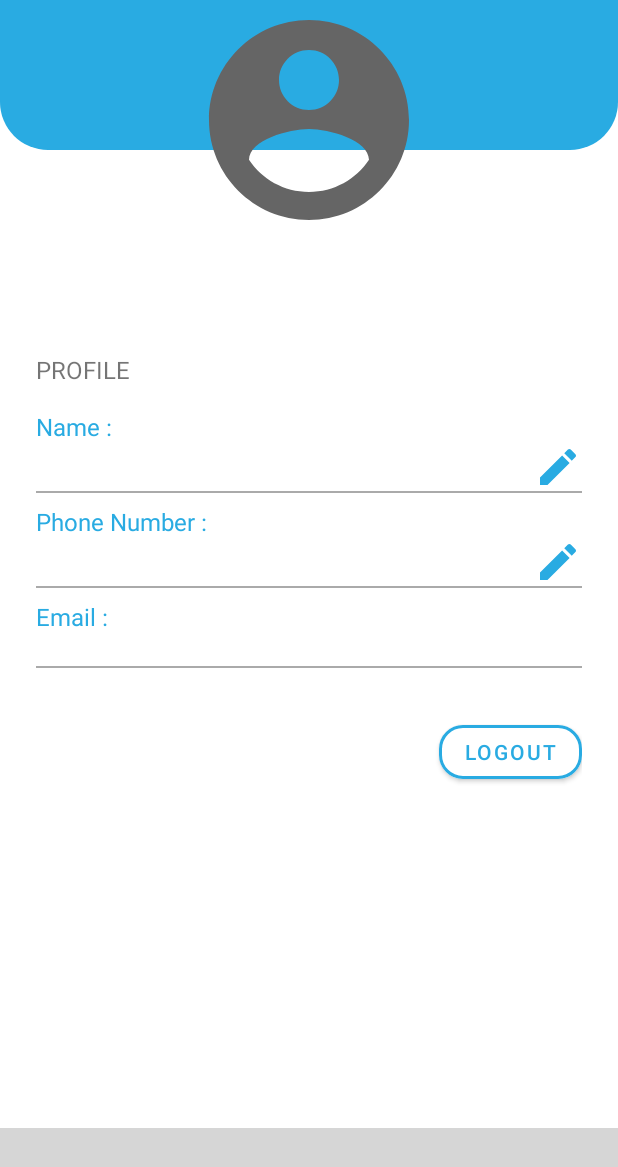
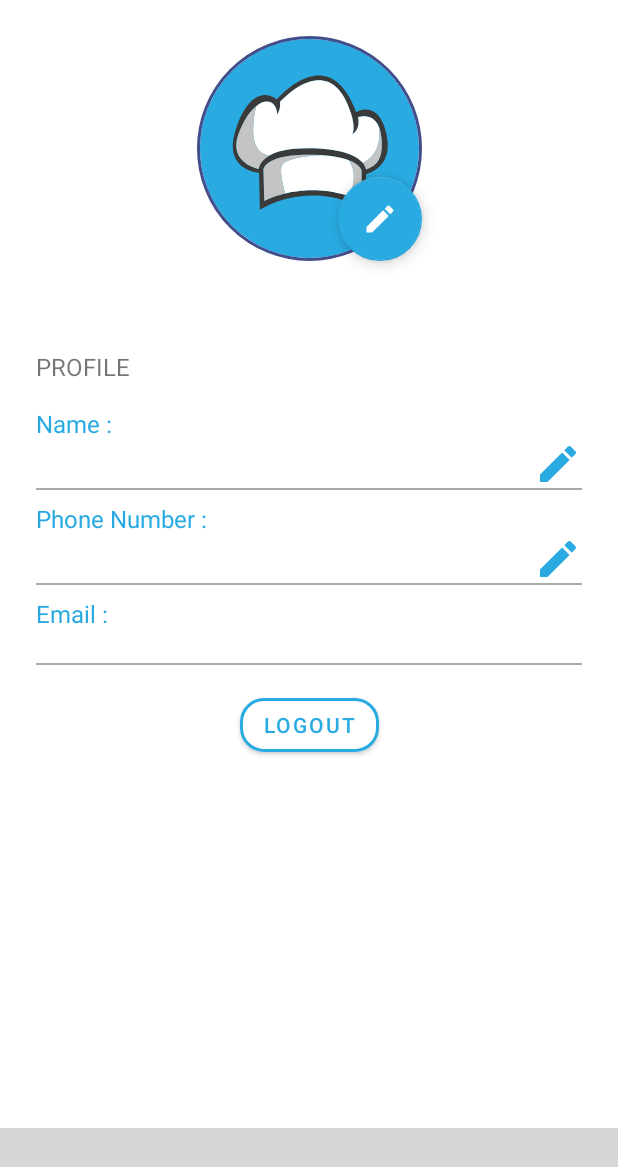
Before and after one commit to vinri/OnCanteen, an Android app: the profile screen opened directly, with no data from a screen before it, on a phone screen of 412 x 824 dp. Shown: the top 1167 px of the screen. Run offline under Robolectric (Android 15) with nearby library versions, the phone set to English and light mode, and no system bars; our stand-ins replace CircleImageView, Firebase (no records; nobody signed in at launch, a user with empty details on screens opened directly); libraries missing offline, so code that uses them is left out: com.ismaeldivita.chipnavigation; plain views replace ChipNavigationBar; 3 statements that could not run were skipped; grey boxes are pictures that could not be loaded.

Commit message:
update profile

```diff
--- a/app/build.gradle
+++ b/app/build.gradle
@@ -47,4 +47,6 @@ dependencies {
     implementation 'com.firebaseui:firebase-ui-auth:7.1.1'
     implementation "org.jetbrains.kotlin:kotlin-stdlib-jdk7:1.3.70"
     implementation 'com.ismaeldivita.chipnavigation:chip-navigation-bar:1.2.0'
+    implementation 'com.theartofdev.edmodo:android-image-cropper:2.4.+'
+    implementation 'de.hdodenhof:circleimageview:3.1.0'
 }
--- a/app/src/main/AndroidManifest.xml
+++ b/app/src/main/AndroidManifest.xml
@@ -32,6 +32,8 @@
             </intent-filter>
         </activity>
     </application>
+    <uses-permission android:name="android.permission.READ_EXTERNAL_STORAGE" />
+    <uses-permission android:name="android.permission.WRITE_EXTERNAL_STORAGE" />
 
     <uses-permission android:name="android.permission.INTERNET" />
 
--- a/app/src/main/java/com/example/campuscanteen/profile.java
+++ b/app/src/main/java/com/example/campuscanteen/profile.java
@@ -4,6 +4,7 @@ import androidx.annotation.NonNull;
 import androidx.annotation.Nullable;
 import androidx.appcompat.app.AlertDialog;
 import androidx.appcompat.app.AppCompatActivity;
+import de.hdodenhof.circleimageview.CircleImageView;
 
 import android.app.Activity;
 import android.content.DialogInterface;
@@ -20,6 +21,7 @@ import android.widget.Toast;
 import com.google.android.gms.auth.api.signin.internal.Storage;
 import com.google.android.gms.tasks.OnFailureListener;
 import com.google.android.gms.tasks.OnSuccessListener;
+import com.google.android.material.floatingactionbutton.FloatingActionButton;
 import com.google.firebase.auth.FirebaseAuth;
 import com.google.firebase.firestore.DocumentReference;
 import com.google.firebase.firestore.DocumentSnapshot;
@@ -28,6 +30,7 @@ import com.google.firebase.firestore.FirebaseFirestore;
 import com.google.firebase.firestore.FirebaseFirestoreException;
 import com.google.firebase.storage.FirebaseStorage;
 import com.google.firebase.storage.StorageReference;
+import com.google.firebase.storage.StorageTask;
 import com.google.firebase.storage.UploadTask;
 import com.ismaeldivita.chipnavigation.ChipNavigationBar;
 
@@ -35,13 +38,16 @@ public class profile extends AppCompatActivity {
     TextView username,fullname,email,phone;
     ImageView profileImage;
     Button logout;
-    String userId;
+    private FloatingActionButton editImageBtn;
+    String userId, MyUri="";
+    CircleImageView circleImageView;
 
     ChipNavigationBar navigationBar;
 
     FirebaseAuth firebaseAuth;
     FirebaseFirestore fstore;
     StorageReference storageReference;
+    private StorageTask uploadTask;
 
     @Override
     protected void onCreate(Bundle savedInstanceState) {
@@ -53,12 +59,13 @@ public class profile extends AppCompatActivity {
         email = findViewById(R.id.profileEmail);
         phone = findViewById(R.id.profilePhone);
         logout = findViewById(R.id.logout);
-        profileImage = findViewById(R.id.imgUser);
+        profileImage = findViewById(R.id.profilePic);
         navigationBar = findViewById(R.id.navBar);
+        editImageBtn = findViewById(R.id.changeImage);
 
         firebaseAuth= FirebaseAuth.getInstance();
         fstore = FirebaseFirestore.getInstance();
-        storageReference = FirebaseStorage.getInstance().getReference();
+        storageReference = FirebaseStorage.getInstance().getReference().child("user/"+userId);
 
         userId = firebaseAuth.getCurrentUser().getUid();
         if (savedInstanceState==null){
@@ -98,11 +105,10 @@ public class profile extends AppCompatActivity {
 
         });
 
-        profileImage.setOnClickListener(new View.OnClickListener() {
+        editImageBtn.setOnClickListener(new View.OnClickListener() {
             @Override
             public void onClick(View v) {
-                Intent openGalleryIntent =  new Intent(Intent.ACTION_PICK, MediaStore.Images.Media.EXTERNAL_CONTENT_URI);
-                startActivityForResult(openGalleryIntent, 1000);
+
             }
         });
 
--- a/app/src/main/res/layout/activity_profile.xml
+++ b/app/src/main/res/layout/activity_profile.xml
@@ -1,41 +1,48 @@
 <?xml version="1.0" encoding="utf-8"?>
-<RelativeLayout
+<androidx.constraintlayout.widget.ConstraintLayout
     xmlns:android="http://schemas.android.com/apk/res/android"
     xmlns:app="http://schemas.android.com/apk/res-auto"
     xmlns:tools="http://schemas.android.com/tools"
     android:layout_width="match_parent"
     android:layout_height="match_parent"
     tools:context=".profile">
-    <LinearLayout
-        android:layout_width="match_parent"
-        android:layout_height="100dp"
-        android:orientation="horizontal"
-        android:background="@drawable/bg_rounded"
-        android:backgroundTint="@color/colorAccent"/>
-    <LinearLayout
-        android:id="@+id/topProfile"
-        android:layout_width="match_parent"
+
+    <de.hdodenhof.circleimageview.CircleImageView
+        android:id="@+id/profilePic"
+        android:layout_width="150dp"
+        android:layout_height="150dp"
+        android:layout_centerHorizontal="true"
+        android:layout_marginTop="24dp"
+        android:src="@drawable/ic_grouplogo"
+        app:civ_border_color="@color/background_dark"
+        app:civ_border_width="2dp"
+        app:layout_constraintEnd_toEndOf="parent"
+        app:layout_constraintStart_toStartOf="parent"
+        app:layout_constraintTop_toTopOf="parent" />
+
+    <com.google.android.material.floatingactionbutton.FloatingActionButton
+        android:id="@+id/changeImage"
+        android:layout_width="wrap_content"
         android:layout_height="wrap_content"
-        android:orientation="vertical"
-        android:gravity="center"
-        android:layout_marginBottom="32dp">
+        app:layout_constraintBottom_toTopOf="@+id/profileUsername"
+        app:layout_constraintEnd_toEndOf="@+id/profilePic"
+        android:src="@drawable/ic_baseline_edit"
+        app:tint="@color/white"
+        app:backgroundTint="@color/colorAccent"
+        />
 
-        <ImageView
-            android:layout_width="160dp"
-            android:layout_height="160dp"
-            android:src="@drawable/circle_user"
-            android:id="@+id/imgUser"
-            app:tint="@color/grey" />
+
 
         <TextView
+            android:id="@+id/profileUsername"
             android:layout_width="wrap_content"
             android:layout_height="wrap_content"
             android:text="User Name"
+            android:textColor="@color/grey"
             android:textSize="32sp"
-            android:id="@+id/profileUsername"
-            android:textColor="@color/grey"
-            />
-    </LinearLayout>
+            app:layout_constraintEnd_toEndOf="parent"
+            app:layout_constraintStart_toStartOf="parent"
+            app:layout_constraintTop_toBottomOf="@+id/profilePic"/>
 
     <LinearLayout
         android:layout_width="match_parent"
@@ -44,8 +51,11 @@
         android:orientation="vertical"
         android:layout_marginLeft="24dp"
         android:layout_marginRight="24dp"
-        android:layout_below="@+id/topProfile"
+        android:layout_marginTop="16dp"
         android:id="@+id/middleProfile"
+        app:layout_constraintEnd_toEndOf="parent"
+        app:layout_constraintStart_toStartOf="parent"
+        app:layout_constraintTop_toBottomOf="@+id/profileUsername"
         >
 
 
@@ -142,17 +152,8 @@
 
     </LinearLayout>
 
-    <RelativeLayout
-        android:layout_width="match_parent"
-        android:layout_height="wrap_content"
-        android:layout_below="@id/middleProfile"
-        android:layout_marginLeft="24dp"
-        android:layout_marginRight="24dp"
-
-        android:layout_marginTop="32dp">
-
         <com.google.android.material.button.MaterialButton
-            android:layout_width="95dp"
+            android:layout_width="wrap_content"
             android:layout_height="wrap_content"
             android:text="logout"
             android:backgroundTint="@color/white"
@@ -161,11 +162,11 @@
             app:strokeWidth="2dp"
             android:textColor="@color/colorAccent"
             android:id="@+id/logout"
-            android:layout_alignParentRight="true"
+            app:layout_constraintEnd_toEndOf="parent"
+            app:layout_constraintStart_toStartOf="parent"
+            app:layout_constraintTop_toBottomOf="@+id/middleProfile"
+            android:layout_marginTop="16dp"
             />
-
-
-    </RelativeLayout>
 
 
 
@@ -173,10 +174,12 @@
         android:id="@+id/navBar"
         android:layout_width="match_parent"
         android:layout_height="72dp"
+        android:layout_alignParentBottom="true"
         android:layout_gravity="bottom"
         android:background="@color/white"
-        android:layout_alignParentBottom="true"
         app:cnb_menuResource="@menu/bottom_menu"
-        />
+        app:layout_constraintBottom_toBottomOf="parent"
+        app:layout_constraintStart_toStartOf="parent"
+        app:layout_constraintVertical_weight="1" />
 
-</RelativeLayout>
+</androidx.constraintlayout.widget.ConstraintLayout>
--- a/app/src/main/res/values/strings.xml
+++ b/app/src/main/res/values/strings.xml
@@ -1,5 +1,5 @@
 <resources>
-    <string name="app_name">CampusCanteen</string>
+    <string name="app_name">OnCanteen</string>
     <!-- TODO: Remove or change this placeholder text -->
     <string name="hello_blank_fragment">Hello blank fragment</string>
 </resources>
```
